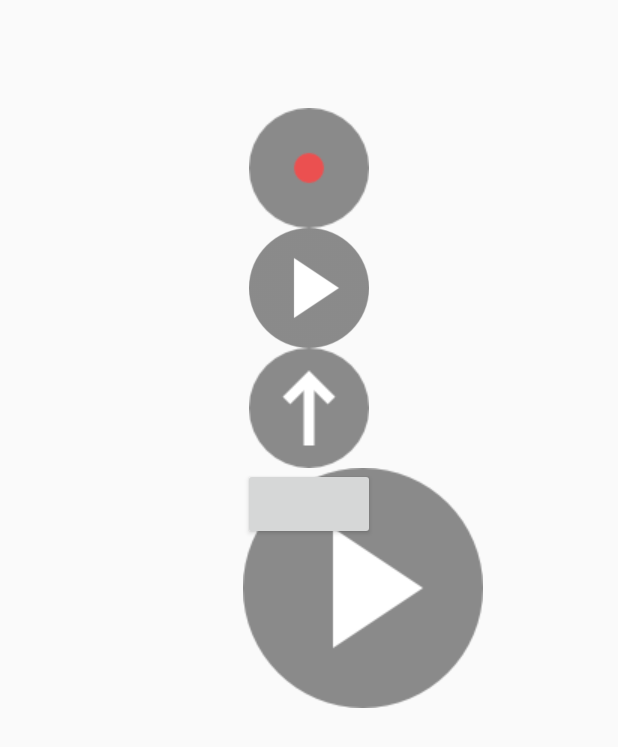
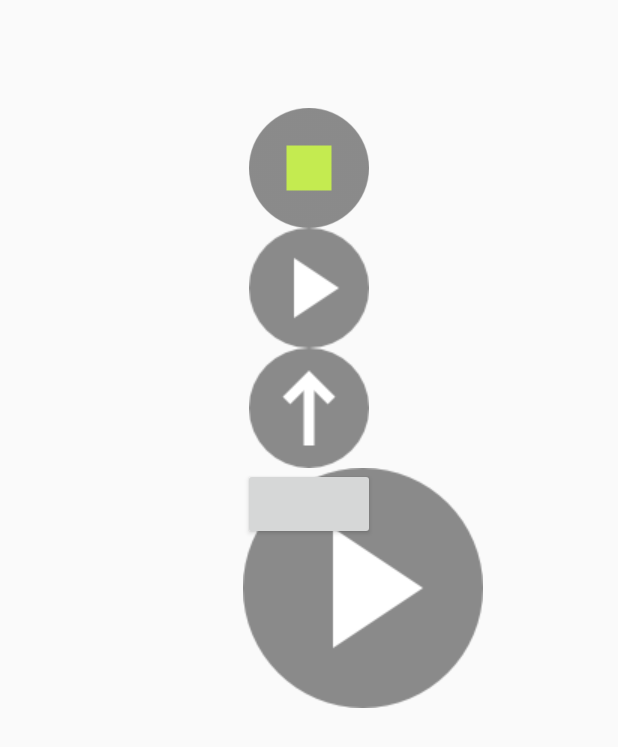
Before and after one commit to juffel/SimpleAudioRecorder, an Android app: the screen it shows after launch (RecordActivity), on a phone screen of 412 x 824 dp. Shown: the top 747 px of the screen. Run offline under Robolectric (Android 15) with nearby library versions, the phone set to English and light mode, and no system bars; libraries missing offline, so code that uses them is left out: com.loopj.android.

Commit message:
buttons overwork

```diff
--- a/app/src/main/java/de/juffel/simpleaudiorecorder/RecordActivity.java
+++ b/app/src/main/java/de/juffel/simpleaudiorecorder/RecordActivity.java
@@ -61,7 +61,7 @@ public class RecordActivity extends Activity {
                 recording = !recording;
             }
         };
-        recordButton.setBackgroundResource(R.drawable.button_record);
+        recordButton.setBackgroundResource(R.drawable.button_record_stop);
         recordButton.setOnClickListener(recordListener);
         recording = false;
 
```
Also changed, not shown: app/src/main/res/drawable/button_play.png, app/src/main/res/drawable/button_record.png, app/src/main/res/drawable/button_record_stop.png, app/src/main/res/drawable/test.gif (deleted).
